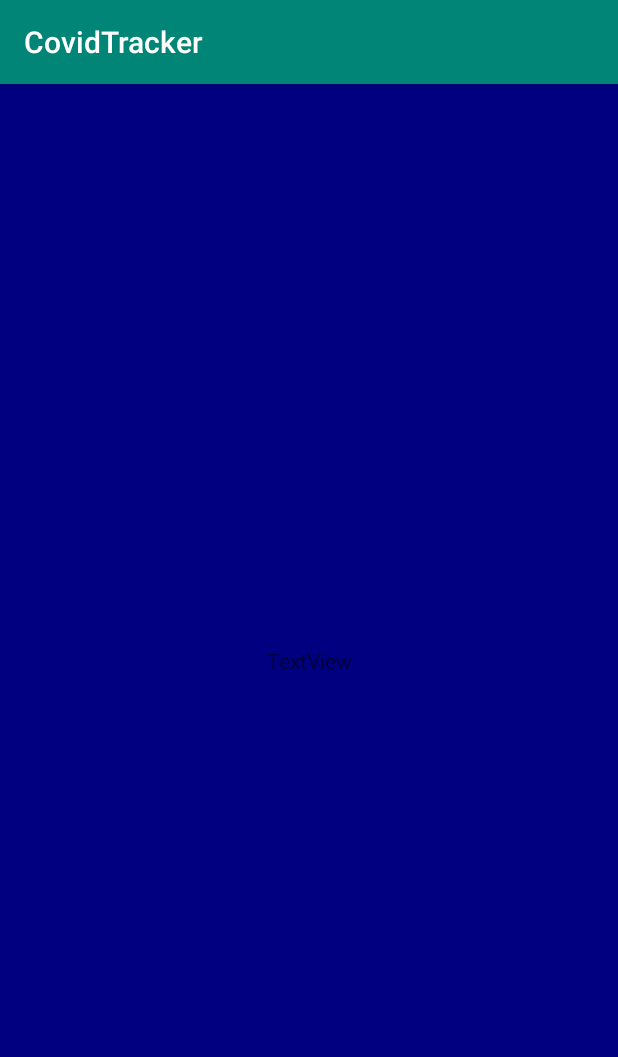
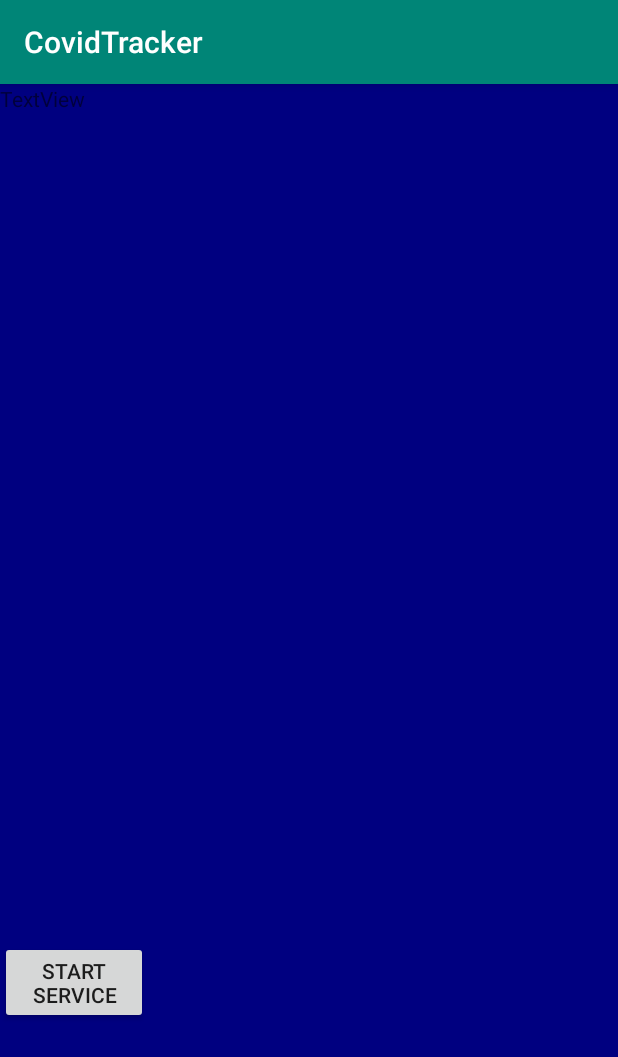
Before and after one commit to MayankBatra005/CSE-535, an Android app: the LocationScreen screen opened directly, with no data from a screen before it, on a phone screen of 412 x 824 dp. Shown: the top 1057 px of the screen. Run offline under Robolectric (Android 15) with nearby library versions, the phone set to English and light mode, and no system bars.

Commit message:
Location and Service integration completed

```diff
--- a/Assignment/Assignment 1/AndroidApplication/app/src/main/java/edu/asu/msse/mbatra3/covidtracker/Activities/ChatScreen.java
+++ b/Assignment/Assignment 1/AndroidApplication/app/src/main/java/edu/asu/msse/mbatra3/covidtracker/Activities/ChatScreen.java
@@ -25,7 +25,7 @@ public class ChatScreen extends AppCompatActivity {
     public void updateChatWindow(View v) {
         EditText chatMessage=findViewById(R.id.chatMessage);
         TextView chatWindow=findViewById(R.id.chatWindow);
-        chatWindow.setText("Chat updated "+chatMessage.getText());
+        chatWindow.setText(""+chatMessage.getText());
         // chatMessage.setText(" ");
         // Check if text file is created or not
         // if not created then create one
@@ -50,8 +50,8 @@ public class ChatScreen extends AppCompatActivity {
 //
 //        }    Log.i("Result from ASU server",result);
 //
-//        Intent location=new Intent(this,LocationScreen.class);
-//        startActivity(location);
+        Intent location=new Intent(this,LocationScreen.class);
+        startActivity(location);
 
     }
 
--- a/Assignment/Assignment 1/AndroidApplication/app/src/main/java/edu/asu/msse/mbatra3/covidtracker/Model/Data.java
+++ b/Assignment/Assignment 1/AndroidApplication/app/src/main/java/edu/asu/msse/mbatra3/covidtracker/Model/Data.java
@@ -52,7 +52,7 @@ public class Data {
                     "YCOORDINATE VARCHAR, TIMESTAMP VARCHAR,id INTEGER PRIMARY KEY)";
             db.execSQL(sql);
            boolean status=true;
-           Log.i("Status",""+status);
+//           Log.i("DB init status",""+status);
             return true;
 
         }
--- a/Assignment/Assignment 1/AndroidApplication/app/src/main/java/edu/asu/msse/mbatra3/covidtracker/utilities/UploadTask.java
+++ b/Assignment/Assignment 1/AndroidApplication/app/src/main/java/edu/asu/msse/mbatra3/covidtracker/utilities/UploadTask.java
@@ -19,12 +19,8 @@ import java.net.URLConnection;
 
 public class UploadTask extends AsyncTask<String, String, String> {
 
-//    public File getChatFile(Context context){
-//
-//        return new File(context.getFilesDir().getPath()+"/Chat/ChatFile.txt");
-//    }
 
-    Context context;
+   Context context;
    public  UploadTask(Context context){
         this.context=context;
     }
--- a/Assignment/Assignment 1/AndroidApplication/app/src/main/res/layout/location_screen.xml
+++ b/Assignment/Assignment 1/AndroidApplication/app/src/main/res/layout/location_screen.xml
@@ -1,5 +1,5 @@
 <?xml version="1.0" encoding="utf-8"?>
-<androidx.constraintlayout.widget.ConstraintLayout
+<RelativeLayout
     xmlns:android="http://schemas.android.com/apk/res/android"
     xmlns:app="http://schemas.android.com/apk/res-auto"
     xmlns:tools="http://schemas.android.com/tools"
@@ -17,4 +17,15 @@
         app:layout_constraintEnd_toEndOf="parent"
         app:layout_constraintStart_toStartOf="parent"
         app:layout_constraintTop_toTopOf="parent" />
-</androidx.constraintlayout.widget.ConstraintLayout>
+
+    <Button
+        android:id="@+id/button"
+        android:layout_width="wrap_content"
+        android:layout_height="wrap_content"
+        android:layout_alignParentEnd="true"
+        android:layout_alignParentBottom="true"
+        android:layout_marginEnd="313dp"
+        android:layout_marginBottom="141dp"
+        android:text="Start Service"
+        android:onClick="startService"/>
+</RelativeLayout>
```
Also changed, not shown: Assignment/Assignment 1/AndroidApplication/app/src/main/java/edu/asu/msse/mbatra3/covidtracker/Activities/HomeScreen.java (+0 -12 lines), Assignment/Assignment 1/AndroidApplication/app/src/main/java/edu/asu/msse/mbatra3/covidtracker/Activities/LocationScreen.java (+30 -22 lines), Assignment/Assignment 1/AndroidApplication/app/src/main/java/edu/asu/msse/mbatra3/covidtracker/utilities/UnboundDataPostingService.java (+107 -4 lines), Assignment/Assignment 1/AndroidApplication/app/src/main/res/layout/home_screen.xml (+5 -6 lines).
